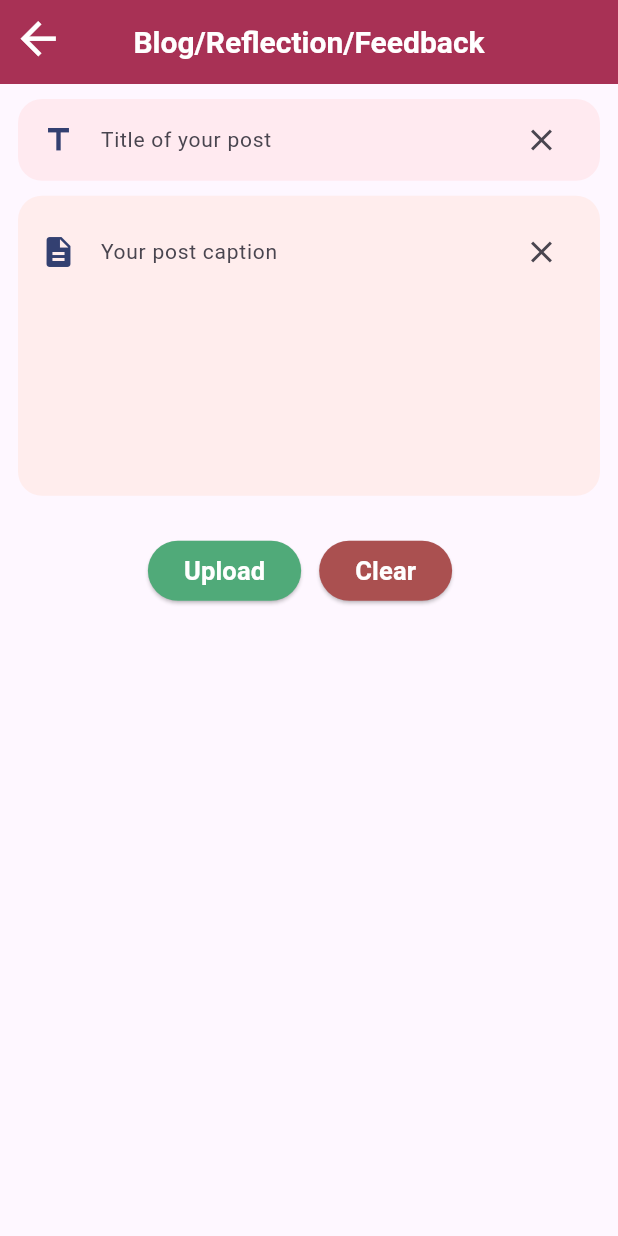
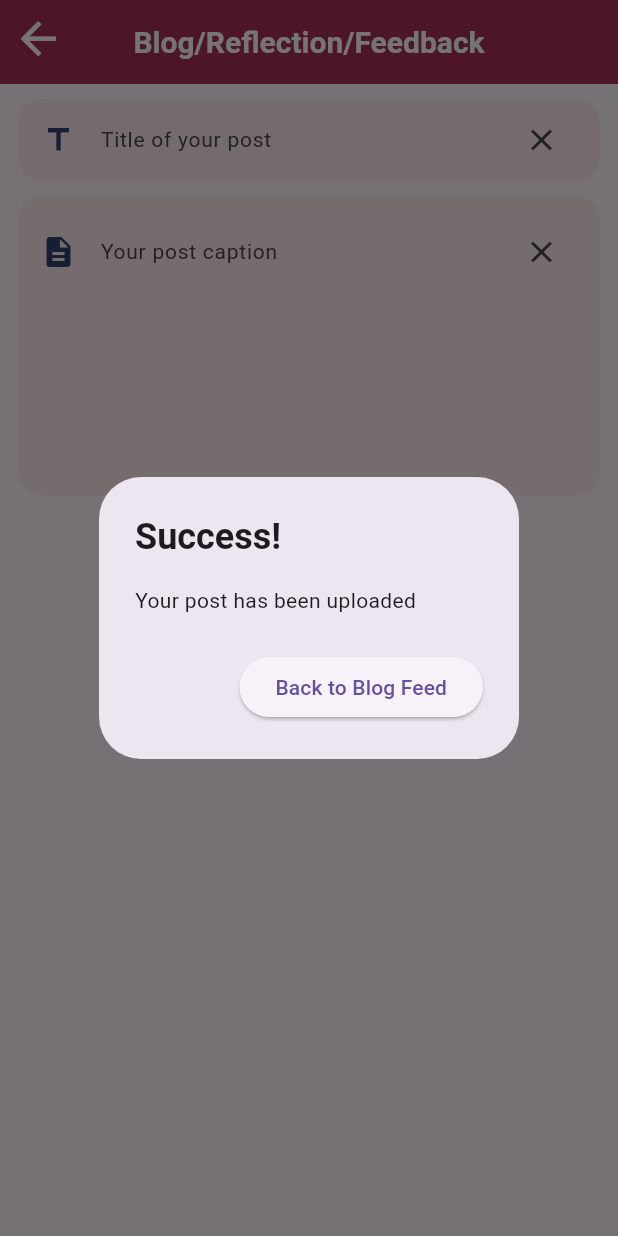
Before and after one commit to aemeeeee/biggestatheart, a Flutter app: the UploadPostPage screen opened directly, after a tap on "Upload", on a phone screen of 412 x 824 dp. Run offline on Flutter 3.47's test engine with Material 3 defaults, Android fonts, the phone set to English and light mode, and no system bars; our stand-ins replace cloud_firestore, firebase_auth, firebase_core, flutter_typeahead, pdf, printing; accounts and stored records are empty.

Commit message:
add dialog pop up when a post is uploaded successfully, fix some UIs

```diff
--- a/BAH_Flutter/lib/Routes/upload_post_page.dart
+++ b/BAH_Flutter/lib/Routes/upload_post_page.dart
@@ -1,3 +1,4 @@
+import 'package:biggestatheart/Routes/blog_feed_page.dart';
 import 'package:flutter/material.dart';
 //import 'package:image_picker/image_picker.dart';
 import 'package:flutter_typeahead/flutter_typeahead.dart';
@@ -149,6 +150,35 @@ class UploadPostPageState extends State<UploadPostPage> {
                                             title,
                                             DateTime.now(),
                                             description);
+
+                                        showDialog(
+                                            context: context,
+                                            builder: ((context) => AlertDialog(
+                                                  title: const Text('Success!',
+                                                      style: TextStyle(
+                                                          fontWeight: FontWeight
+                                                              .bold)), // add styling
+
+                                                  content: const Text(
+                                                      'Your post has been uploaded'),
+                                                  actions: [
+                                                    ElevatedButton(
+                                                      onPressed: () {
+                                                        Navigator.pop(
+                                                            context); // Close the dialog
+                                                        Navigator.push(
+                                                          context,
+                                                          MaterialPageRoute(
+                                                            builder: (context) =>
+                                                                BlogFeedPage(), // Replace AnotherPage with the page you want to navigate to
+                                                          ),
+                                                        );
+                                                      },
+                                                      child: const Text(
+                                                          'Back to Blog Feed'),
+                                                    ),
+                                                  ],
+                                                )));
                                       },
                                       style: ElevatedButton.styleFrom(
                                           backgroundColor: const Color.fromARGB(
```
Also changed, not shown: BAH_Flutter/lib/Routes/certificate_page.dart (+18 -1 lines).
